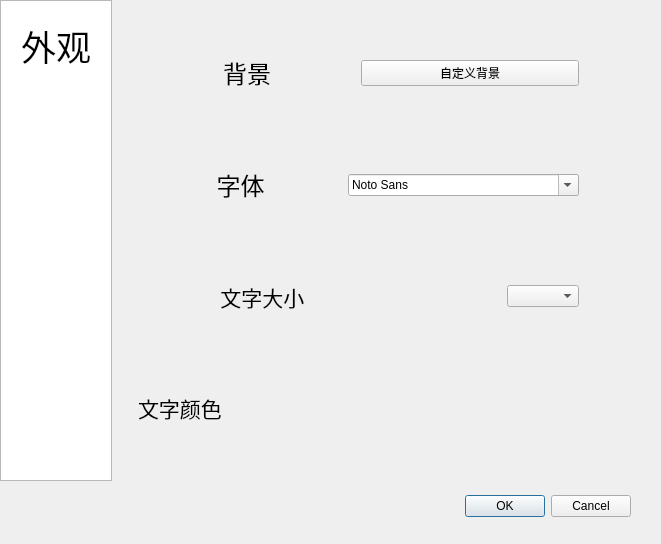
First picture: the form in settings.ui, repository iylfei/MusicPlayer, before the edit.
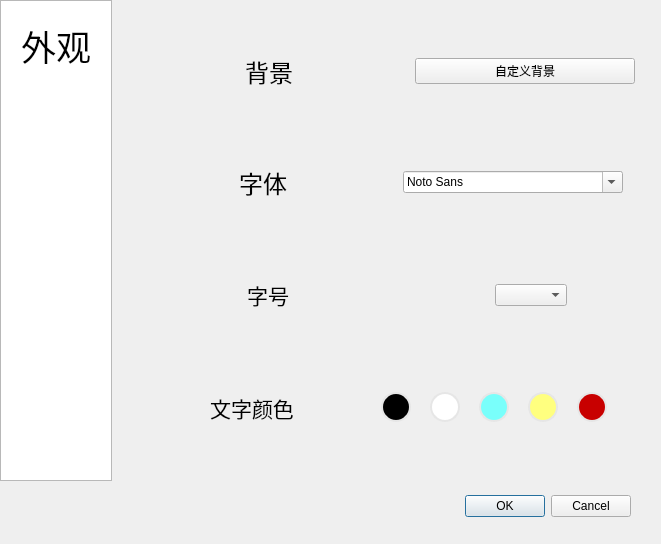
Second picture: the form after the edit.

Commit message: 添加了修改文字颜色的功能

```diff
--- a/settings.ui
+++ b/settings.ui
@@ -100,9 +100,9 @@
        <widget class="QWidget" name="layoutWidget">
         <property name="geometry">
          <rect>
-          <x>20</x>
+          <x>10</x>
           <y>20</y>
-          <width>441</width>
+          <width>521</width>
           <height>441</height>
          </rect>
         </property>
@@ -120,6 +120,18 @@
                <verstretch>0</verstretch>
               </sizepolicy>
              </property>
+             <property name="minimumSize">
+              <size>
+               <width>256</width>
+               <height>103</height>
+              </size>
+             </property>
+             <property name="maximumSize">
+              <size>
+               <width>256</width>
+               <height>103</height>
+              </size>
+             </property>
              <property name="font">
               <font>
                <family>黑体</family>
@@ -137,11 +149,17 @@
            <item>
             <widget class="QPushButton" name="backgroundButton">
              <property name="sizePolicy">
-              <sizepolicy hsizetype="Expanding" vsizetype="Fixed">
+              <sizepolicy hsizetype="Fixed" vsizetype="Fixed">
                <horstretch>0</horstretch>
                <verstretch>0</verstretch>
               </sizepolicy>
              </property>
+             <property name="minimumSize">
+              <size>
+               <width>220</width>
+               <height>0</height>
+              </size>
+             </property>
              <property name="text">
               <string>自定义背景</string>
              </property>
@@ -150,7 +168,7 @@
           </layout>
          </item>
          <item>
-          <layout class="QHBoxLayout" name="fontFamilyLayout" stretch="3,0">
+          <layout class="QHBoxLayout" name="fontFamilyLayout" stretch="3,1">
            <property name="spacing">
             <number>5</number>
            </property>
@@ -162,6 +180,12 @@
                <verstretch>0</verstretch>
               </sizepolicy>
              </property>
+             <property name="maximumSize">
+              <size>
+               <width>220</width>
+               <height>16777215</height>
+              </size>
+             </property>
              <property name="font">
               <font>
                <family>黑体</family>
@@ -179,11 +203,23 @@
            <item>
             <widget class="QFontComboBox" name="fontComboBox">
              <property name="sizePolicy">
-              <sizepolicy hsizetype="Expanding" vsizetype="Fixed">
+              <sizepolicy hsizetype="Fixed" vsizetype="Fixed">
                <horstretch>0</horstretch>
                <verstretch>0</verstretch>
               </sizepolicy>
              </property>
+             <property name="minimumSize">
+              <size>
+               <width>220</width>
+               <height>0</height>
+              </size>
+             </property>
+             <property name="maximumSize">
+              <size>
+               <width>220</width>
+               <height>16777215</height>
+              </size>
+             </property>
              <property name="currentFont">
               <font>
                <family>微软雅黑</family>
@@ -194,7 +230,7 @@
           </layout>
          </item>
          <item>
-          <layout class="QHBoxLayout" name="fontsizeLayout" stretch="4,2,2">
+          <layout class="QHBoxLayout" name="fontsizeLayout" stretch="4,0,0,0">
            <property name="spacing">
             <number>5</number>
            </property>
@@ -206,13 +242,19 @@
                <verstretch>0</verstretch>
               </sizepolicy>
              </property>
+             <property name="maximumSize">
+              <size>
+               <width>280</width>
+               <height>16777215</height>
+              </size>
+             </property>
              <property name="font">
               <font>
                <pointsize>16</pointsize>
               </font>
              </property>
              <property name="text">
-              <string> 文字大小</string>
+              <string>字号</string>
              </property>
              <property name="alignment">
               <set>Qt::AlignmentFlag::AlignCenter</set>
@@ -220,7 +262,7 @@
             </widget>
            </item>
            <item>
-            <spacer name="horizontalSpacer">
+            <spacer name="horizontalSpacer_2">
              <property name="orientation">
               <enum>Qt::Orientation::Horizontal</enum>
              </property>
@@ -240,12 +282,37 @@
                <verstretch>0</verstretch>
               </sizepolicy>
              </property>
+             <property name="minimumSize">
+              <size>
+               <width>0</width>
+               <height>0</height>
+              </size>
+             </property>
+             <property name="maximumSize">
+              <size>
+               <width>220</width>
+               <height>16777215</height>
+              </size>
+             </property>
             </widget>
            </item>
+           <item>
+            <spacer name="horizontalSpacer">
+             <property name="orientation">
+              <enum>Qt::Orientation::Horizontal</enum>
+             </property>
+             <property name="sizeHint" stdset="0">
+              <size>
+               <width>40</width>
+               <height>20</height>
+              </size>
+             </property>
+            </spacer>
+           </item>
           </layout>
          </item>
          <item>
-          <layout class="QHBoxLayout" name="fontColorLayout">
+          <layout class="QHBoxLayout" name="textColorLayout" stretch="2,1,1,1,1,0,1">
            <property name="spacing">
             <number>5</number>
            </property>
@@ -257,6 +324,12 @@
                <verstretch>0</verstretch>
               </sizepolicy>
              </property>
+             <property name="maximumSize">
+              <size>
+               <width>220</width>
+               <height>16777215</height>
+              </size>
+             </property>
              <property name="font">
               <font>
                <family>微软雅黑</family>
@@ -265,6 +338,189 @@
              </property>
              <property name="text">
               <string>文字颜色</string>
+             </property>
+             <property name="alignment">
+              <set>Qt::AlignmentFlag::AlignCenter</set>
+             </property>
+            </widget>
+           </item>
+           <item>
+            <widget class="QPushButton" name="blackButton">
+             <property name="sizePolicy">
+              <sizepolicy hsizetype="Fixed" vsizetype="Fixed">
+               <horstretch>0</horstretch>
+               <verstretch>0</verstretch>
+              </sizepolicy>
+             </property>
+             <property name="minimumSize">
+              <size>
+               <width>30</width>
+               <height>30</height>
+              </size>
+             </property>
+             <property name="maximumSize">
+              <size>
+               <width>30</width>
+               <height>30</height>
+              </size>
+             </property>
+             <property name="styleSheet">
+              <string notr="true">QPushButton#blackButton {
+background-color:black;
+border:2px solid rgb(230, 230, 230);
+border-radius: 15px;
+}
+QPushButton#blackButton:hover {
+border:2px solid rgb(200, 200, 200);
+}
+</string>
+             </property>
+             <property name="text">
+              <string/>
+             </property>
+            </widget>
+           </item>
+           <item>
+            <widget class="QPushButton" name="whiteButton">
+             <property name="sizePolicy">
+              <sizepolicy hsizetype="Fixed" vsizetype="Fixed">
+               <horstretch>0</horstretch>
+               <verstretch>0</verstretch>
+              </sizepolicy>
+             </property>
+             <property name="minimumSize">
+              <size>
+               <width>30</width>
+               <height>30</height>
+              </size>
+             </property>
+             <property name="maximumSize">
+              <size>
+               <width>30</width>
+               <height>30</height>
+              </size>
+             </property>
+             <property name="styleSheet">
+              <string notr="true">QPushButton#whiteButton {
+background-color:white;
+border:2px solid rgb(230, 230, 230);
+border-radius: 15px;
+}
+QPushButton#whiteButton:hover {
+border:2px solid rgb(200, 200, 200);
+}
+</string>
+             </property>
+             <property name="text">
+              <string/>
+             </property>
+            </widget>
+           </item>
+           <item>
+            <widget class="QPushButton" name="blueButton">
+             <property name="sizePolicy">
+              <sizepolicy hsizetype="Fixed" vsizetype="Fixed">
+               <horstretch>0</horstretch>
+               <verstretch>0</verstretch>
+              </sizepolicy>
+             </property>
+             <property name="minimumSize">
+              <size>
+               <width>30</width>
+               <height>30</height>
+              </size>
+             </property>
+             <property name="maximumSize">
+              <size>
+               <width>30</width>
+               <height>30</height>
+              </size>
+             </property>
+             <property name="styleSheet">
+              <string notr="true">QPushButton#blueButton {
+background-color:rgb(121, 255, 251);
+border:2px solid rgb(230, 230, 230);
+border-radius: 15px;
+}
+QPushButton#blueButton:hover {
+border:2px solid rgb(200, 200, 200);
+}
+</string>
+             </property>
+             <property name="text">
+              <string/>
+             </property>
+            </widget>
+           </item>
+           <item>
+            <widget class="QPushButton" name="yellowButton">
+             <property name="sizePolicy">
+              <sizepolicy hsizetype="Fixed" vsizetype="Fixed">
+               <horstretch>0</horstretch>
+               <verstretch>0</verstretch>
+              </sizepolicy>
+             </property>
+             <property name="minimumSize">
+              <size>
+               <width>30</width>
+               <height>30</height>
+              </size>
+             </property>
+             <property name="maximumSize">
+              <size>
+               <width>30</width>
+               <height>30</height>
+              </size>
+             </property>
+             <property name="styleSheet">
+              <string notr="true">QPushButton#yellowButton {
+background-color:rgb(255, 255, 127);
+border:2px solid rgb(230, 230, 230);
+border-radius: 15px;
+}
+QPushButton#yellowButton:hover {
+border:2px solid rgb(200, 200, 200);
+}
+</string>
+             </property>
+             <property name="text">
+              <string/>
+             </property>
+            </widget>
+           </item>
+           <item>
+            <widget class="QPushButton" name="redButton">
+             <property name="sizePolicy">
+              <sizepolicy hsizetype="Fixed" vsizetype="Fixed">
+               <horstretch>0</horstretch>
+               <verstretch>0</verstretch>
+              </sizepolicy>
+             </property>
+             <property name="minimumSize">
+              <size>
+               <width>30</width>
+               <height>30</height>
+              </size>
+             </property>
+             <property name="maximumSize">
+              <size>
+               <width>30</width>
+               <height>30</height>
+              </size>
+             </property>
+             <property name="styleSheet">
+              <string notr="true">QPushButton#redButton {
+background-color:rgb(200, 0, 0);
+border:2px solid rgb(230, 230, 230);
+border-radius: 15px;
+}
+QPushButton#redButton:hover {
+border:2px solid rgb(200, 200, 200);
+}
+</string>
+             </property>
+             <property name="text">
+              <string/>
              </property>
             </widget>
            </item>
```
Left out of the diff: 2 changed lines with no effect on the pictures. The commit also changes 23 other files.
